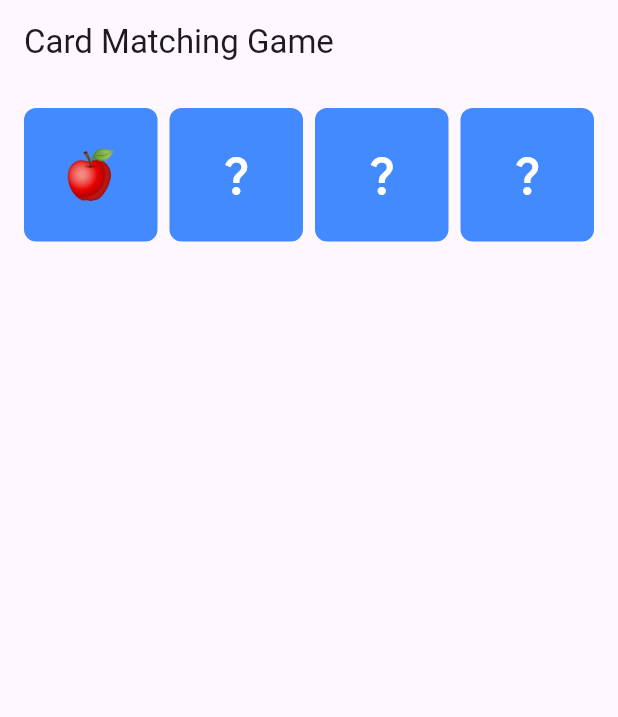
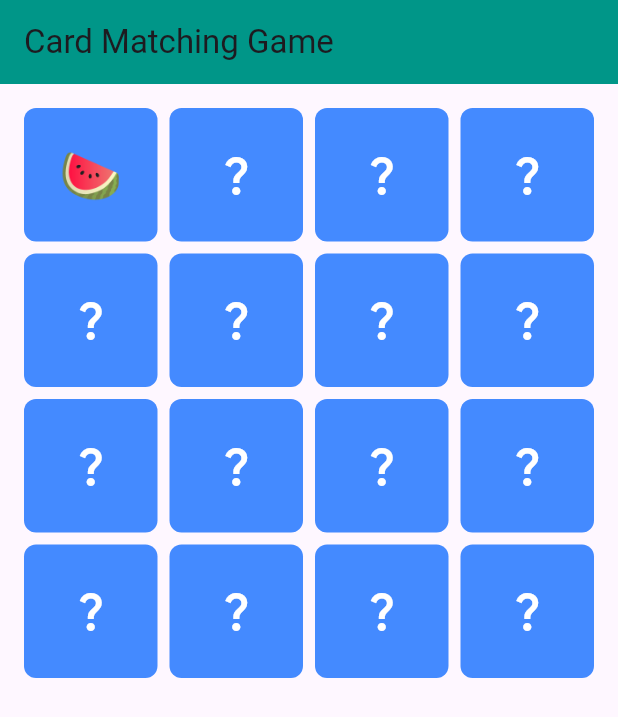
Before and after one commit to BhaskarTej/CardMatching, a Flutter app: the screen it shows after launch, after a tap on the "question mark" icon, on a phone screen of 412 x 824 dp. Shown: the top 717 px of the screen. Run offline on Flutter 3.47's test engine with Material 3 defaults, Android fonts, the phone set to English and light mode, and no system bars.

Commit message:
Final Commit

```diff
--- a/lib/main.dart
+++ b/lib/main.dart
@@ -1,71 +1,43 @@
 import 'package:flutter/material.dart';
 import 'package:provider/provider.dart';
-import 'game_state.dart';
 
-void main() {
-  runApp(
-    ChangeNotifierProvider(
-      create: (context) => GameState(),
-      child: const MyApp(),
-    ),
-  );
+// Card Model to represent each card's state.
+class CardModel {
+  final String front; // The emoji or text displayed on the front.
+  final int id; // Identifier to track matching pairs.
+  bool isFaceUp; // State to check if the card is face-up or face-down.
+
+  CardModel({
+    required this.front,
+    required this.id,
+    this.isFaceUp = false,
+  });
 }
 
-class MyApp extends StatelessWidget {
-  const MyApp({Key? key}) : super(key: key);
-
-  @override
-  Widget build(BuildContext context) {
-    return MaterialApp(
-      home: Scaffold(
-        appBar: AppBar(
-          title: const Text('Card Matching Game'),
-        ),
-        body: const GameBoard(),
-      ),
-    );
-  }
-}
-
-class GameBoard extends StatelessWidget {
-  const GameBoard({Key? key}) : super(key: key);
-
-  @override
-  Widget build(BuildContext context) {
-    final gameState = Provider.of<GameState>(context);
-    return GridView.builder(
-      gridDelegate: const SliverGridDelegateWithFixedCrossAxisCount(
-        crossAxisCount: 4, // 4x4 grid
-        mainAxisSpacing: 8,
-        crossAxisSpacing: 8,
-      ),
-      padding: const EdgeInsets.all(16),
-      itemCount: gameState.cards.length,
-      itemBuilder: (context, index) {
-        final card = gameState.cards[index];
-        return CardWidget(
-          card: card,
-          onTap: () => gameState.flipCard(card),
-        );
-      },
-    );
-  }
-}
-import 'package:flutter/material.dart';
-import 'card_model.dart';
-
+// GameState class to manage the game logic and state using Provider.
 class GameState extends ChangeNotifier {
   final List<CardModel> cards = [
-    // Add pairs of matching cards (e.g., 8 pairs for a 4x4 grid)
     CardModel(front: '🍎', id: 1),
     CardModel(front: '🍎', id: 1),
     CardModel(front: '🍌', id: 2),
     CardModel(front: '🍌', id: 2),
-    // Add more pairs as needed
-  ]..shuffle(); // Shuffle the cards randomly
+    CardModel(front: '🍇', id: 3),
+    CardModel(front: '🍇', id: 3),
+    CardModel(front: '🍉', id: 4),
+    CardModel(front: '🍉', id: 4),
+    CardModel(front: '🥑', id: 5),
+    CardModel(front: '🥑', id: 5),
+    CardModel(front: '🍒', id: 6),
+    CardModel(front: '🍒', id: 6),
+    CardModel(front: '🍍', id: 7),
+    CardModel(front: '🍍', id: 7),
+    CardModel(front: '🍓', id: 8),
+    CardModel(front: '🍓', id: 8),
+  ]..shuffle(); // Shuffle the cards randomly.
 
   List<CardModel> flippedCards = [];
 
+  // Logic to flip a card.
   void flipCard(CardModel card) {
     if (flippedCards.length < 2 && !card.isFaceUp) {
       card.isFaceUp = true;
@@ -78,33 +50,76 @@ class GameState extends ChangeNotifier {
     }
   }
 
+  // Check if two flipped cards match.
   void _checkMatch() async {
     await Future.delayed(const Duration(seconds: 1));
     if (flippedCards[0].id == flippedCards[1].id) {
-      flippedCards.clear(); // Keep them face up
+      flippedCards.clear(); // Keep them face-up if they match.
     } else {
       for (var card in flippedCards) {
-        card.isFaceUp = false;
+        card.isFaceUp = false; // Flip back if they don't match.
       }
-      flippedCards.clear(); // Flip them back
+      flippedCards.clear();
     }
     notifyListeners();
   }
 }
-class CardModel {
-  final String front;
-  final int id;
-  bool isFaceUp;
 
-  CardModel({
-    required this.front,
-    required this.id,
-    this.isFaceUp = false,
-  });
+// Main function to start the Flutter app.
+void main() {
+  runApp(
+    ChangeNotifierProvider(
+      create: (context) => GameState(),
+      child: const MyApp(),
+    ),
+  );
 }
-import 'package:flutter/material.dart';
-import 'card_model.dart';
 
+// Root widget of the app.
+class MyApp extends StatelessWidget {
+  const MyApp({Key? key}) : super(key: key);
+
+  @override
+  Widget build(BuildContext context) {
+    return MaterialApp(
+      home: Scaffold(
+        appBar: AppBar(
+          title: const Text('Card Matching Game'),
+          backgroundColor: Colors.teal,
+        ),
+        body: const GameBoard(),
+      ),
+    );
+  }
+}
+
+// Widget for the game board using GridView.
+class GameBoard extends StatelessWidget {
+  const GameBoard({Key? key}) : super(key: key);
+
+  @override
+  Widget build(BuildContext context) {
+    final gameState = Provider.of<GameState>(context);
+    return GridView.builder(
+      padding: const EdgeInsets.all(16),
+      gridDelegate: const SliverGridDelegateWithFixedCrossAxisCount(
+        crossAxisCount: 4, // 4x4 grid.
+        mainAxisSpacing: 8,
+        crossAxisSpacing: 8,
+      ),
+      itemCount: gameState.cards.length,
+      itemBuilder: (context, index) {
+        final card = gameState.cards[index];
+        return CardWidget(
+          card: card,
+          onTap: () => gameState.flipCard(card),
+        );
+      },
+    );
+  }
+}
+
+// Widget to represent a single card with flip animation.
 class CardWidget extends StatelessWidget {
   final CardModel card;
   final VoidCallback onTap;
--- a/pubspec.yaml
+++ b/pubspec.yaml
@@ -30,7 +30,7 @@ environment:
 dependencies:
   flutter:
     sdk: flutter
-
+  provider: ^6.0.0
 
   # The following adds the Cupertino Icons font to your application.
   # Use with the CupertinoIcons class for iOS style icons.
```
Also changed, not shown: pubspec.lock, 1 other file.
